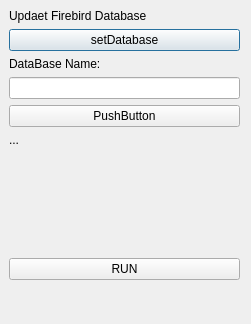
This is updateFDB.ui in MateuszRajmundKukawski/updateFDB as Qt 5 draws it before an edit. The edited form follows.
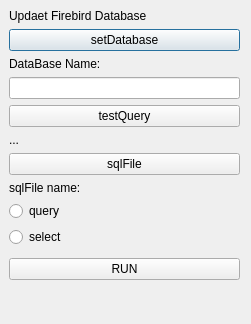
This is the edited form.

Commit message: add QRadioButton and execute sqlFile

What changed in the file:
```diff
--- a/updateFDB.ui
+++ b/updateFDB.ui
@@ -50,7 +50,7 @@
     <item>
      <widget class="QPushButton" name="testSelectButton">
       <property name="text">
-       <string>PushButton</string>
+       <string>testQuery</string>
       </property>
      </widget>
     </item>
@@ -61,6 +61,34 @@
       </property>
      </widget>
     </item>
+    <item>
+     <widget class="QPushButton" name="sqlFileButton">
+      <property name="text">
+       <string>sqlFile</string>
+      </property>
+     </widget>
+    </item>
+    <item>
+     <widget class="QLabel" name="sqlFileLabel">
+      <property name="text">
+       <string>sqlFile name: </string>
+      </property>
+     </widget>
+    </item>
+    <item>
+     <widget class="QRadioButton" name="r1">
+      <property name="text">
+       <string>query</string>
+      </property>
+     </widget>
+    </item>
+    <item>
+     <widget class="QRadioButton" name="r2">
+      <property name="text">
+       <string>select</string>
+      </property>
+     </widget>
+    </item>
     <item>
      <spacer name="verticalSpacer">
       <property name="orientation">
```
The commit also changes 3 other files.
